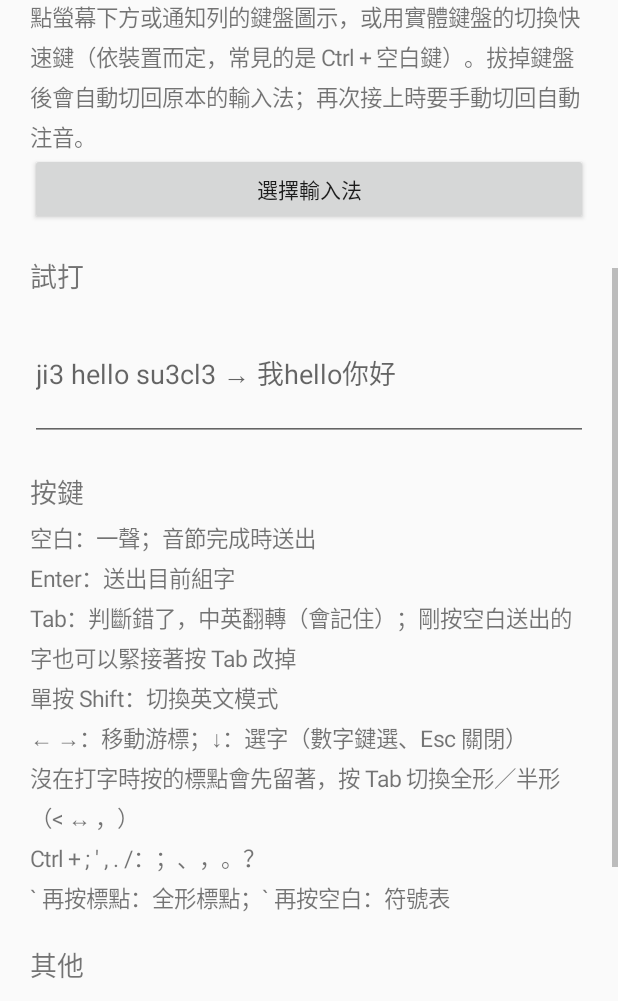
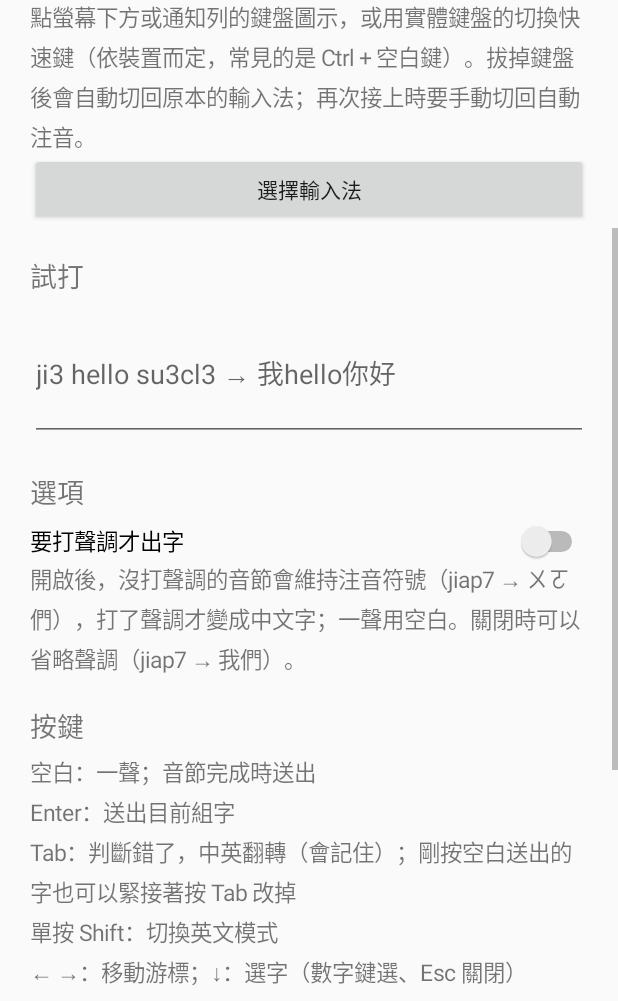
Before and after one commit to Kao953/AutoZhuyin, an Android app: the screen it shows after launch (SetupActivity), scrolled down 537 dp, on a phone screen of 412 x 824 dp, the part 235-1236 px from its top. Run offline under Robolectric (Android 15) with nearby library versions, the phone set to English and light mode, and no system bars; network calls fail.

Commit message:
Android: add a setting to require tones before showing characters
With 要打聲調才出字 on, syllables typed without a tone stay as Bopomofo
(jiap7 → ㄨㄛ們) and get no candidates until the tone is typed.

Co-Authored-By: Claude Opus 5.5 <noreply@anthropic.com>

```diff
--- a/android/app/src/main/java/com/autozhuyin/android/AutoZhuyinService.kt
+++ b/android/app/src/main/java/com/autozhuyin/android/AutoZhuyinService.kt
@@ -212,6 +212,7 @@ class AutoZhuyinService : InputMethodService(), InputManager.InputDeviceListener
     private fun keyDown(keyCode: Int, event: KeyEvent): Boolean {
         val e = engine ?: return false   // still loading: type as usual
         if (passthrough || currentInputConnection == null || event.isSystem) return false
+        e.converter.requireTones = Models.requireTones(this)   // read each key, so the switch applies at once
 
         // Shift pressed and released alone: English mode (or flip the current word).
         if (isShift(keyCode)) {
--- a/android/app/src/main/java/com/autozhuyin/android/Models.kt
+++ b/android/app/src/main/java/com/autozhuyin/android/Models.kt
@@ -140,6 +140,15 @@ object Models {
         }
     }
 
+    /** 要打聲調才出字: untoned syllables stay as Bopomofo. */
+    fun requireTones(context: Context): Boolean = prefs(context).getBoolean(REQUIRE_TONES, false)
+
+    fun setRequireTones(context: Context, on: Boolean) = prefs(context).edit().putBoolean(REQUIRE_TONES, on).apply()
+
+    private fun prefs(context: Context) = context.applicationContext.getSharedPreferences("settings", Context.MODE_PRIVATE)
+
+    private const val REQUIRE_TONES = "require_tones"
+
     /** 清除學習紀錄: Tab corrections and picked candidates. */
     fun clearLearned(context: Context) {
         val c = classifier
--- a/android/app/src/main/java/com/autozhuyin/android/SetupActivity.kt
+++ b/android/app/src/main/java/com/autozhuyin/android/SetupActivity.kt
@@ -16,6 +16,7 @@ import android.widget.Button
 import android.widget.EditText
 import android.widget.LinearLayout
 import android.widget.ScrollView
+import android.widget.Switch
 import android.widget.TextView
 
 /** Setup steps, status, a field to try typing in, and 清除學習紀錄 / licenses. */
@@ -74,6 +75,15 @@ class SetupActivity : Activity() {
             inputType = InputType.TYPE_CLASS_TEXT or InputType.TYPE_TEXT_FLAG_MULTI_LINE
             minLines = 3
         }, LinearLayout.LayoutParams(MATCH_PARENT, WRAP_CONTENT))
+
+        heading("選項")
+        column.addView(Switch(this).apply {
+            text = "要打聲調才出字"
+            setTextSize(TypedValue.COMPLEX_UNIT_SP, 15f)
+            isChecked = Models.requireTones(this@SetupActivity)
+            setOnCheckedChangeListener { _, on -> Models.setRequireTones(this@SetupActivity, on) }
+        }, LinearLayout.LayoutParams(MATCH_PARENT, WRAP_CONTENT))
+        body("開啟後，沒打聲調的音節會維持注音符號（jiap7 → ㄨㄛ們），打了聲調才變成中文字；一聲用空白。關閉時可以省略聲調（jiap7 → 我們）。")
 
         heading("按鍵")
         body(
--- a/android/core/src/main/kotlin/com/autozhuyin/core/Lexicon.kt
+++ b/android/core/src/main/kotlin/com/autozhuyin/core/Lexicon.kt
@@ -149,8 +149,11 @@ class Lexicon {
 
 /** Syllables → Chinese text (Viterbi over lexicon phrases). Port of lexicon.py's Converter. */
 class Converter(val lexicon: Lexicon, val history: UserHistory? = null) {
+    /** Syllables typed without a tone stay as Bopomofo (no characters, no candidates) until the tone is typed. */
+    var requireTones = false
 
     private fun entries(syllables: List<Syllable>): List<Entry> {
+        if (requireTones && syllables.any { it.tone == null }) return emptyList()
         val e = lexicon.entries(syllables)
         return history?.adjust(syllables, e) ?: e
     }
```
Also changed, not shown: 2 other files.
